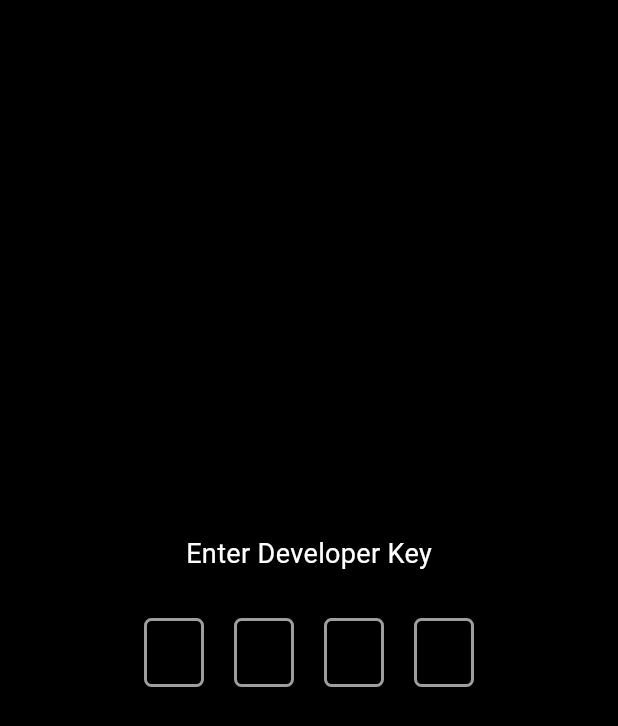
After one commit to fuad023/yipee_app, a Flutter app: the screen it shows after launch, after a tap on the "developer board" icon, on a phone screen of 412 x 824 dp. The commit adds this screen. Shown: the top 726 px of the screen. Run offline on Flutter 3.47's test engine with Material 3 defaults, Android fonts, the phone set to English and light mode, and no system bars; drawn by our look-alikes of pin_code_fields; our stand-ins replace cloud_firestore, firebase_auth, firebase_core, webview_flutter; accounts and stored records are empty.

Commit message:
Developer Mode added

```diff
--- a/lib/pages/auth/login_page.dart
+++ b/lib/pages/auth/login_page.dart
@@ -1,6 +1,7 @@
 import 'package:flutter/material.dart';
 import 'package:student_app/components/login_textField.dart';
 import 'package:student_app/pages/auth/login_authentication/auth_services.dart';
+import 'package:student_app/pages/login_pages/developer_handle.dart';
 import 'package:student_app/pages/login_pages/forgot_password.dart';
 
 class LoginPage extends StatelessWidget {
@@ -11,7 +12,7 @@ class LoginPage extends StatelessWidget {
   final Function()? onTap;
 
   void signUserIn(BuildContext context) async {
-    final authservice = AuthServices();
+    final authService = AuthServices();
 
     if (_emailController.text.isEmpty) {
       showDialog(
@@ -46,7 +47,7 @@ class LoginPage extends StatelessWidget {
     }
 
     try {
-      await authservice.signwithEmailandPassword(_emailController.text, _passwordController.text);
+      await authService.signInWithEmailAndPassword(_emailController.text, _passwordController.text);
     } catch (e) {
       showDialog(
           context: context, // ignore: use_build_context_synchronously
@@ -83,11 +84,35 @@ class LoginPage extends StatelessWidget {
                 alignment: const Alignment(0.0, 0.0),
               ),
             ),
-            Align(
-              alignment: const AlignmentDirectional(0.0, 0.0),
+            Column(
+              mainAxisAlignment: MainAxisAlignment.center,
+              children: [
+                Expanded(
+                  flex: 1,
+                  child: Row(
+                    mainAxisAlignment: MainAxisAlignment.end,
+                    children: [
+                      IconButton(
+                        onPressed: () {
+                          Navigator.push(
+                            context,
+                            MaterialPageRoute(
+                              builder: (context) => const DeveloperHandle()
+                            ),
+                          );
+                        },
+                        icon: const Icon(
+                          Icons.developer_board,
+                          color: Colors.white,
+                        ),
+                      )
+                    ],
+                  ),
+                ),
+                Expanded(
+                  flex: 4,
+                  child: SingleChildScrollView(
                     child: Column(
-                mainAxisSize: MainAxisSize.max,
-                mainAxisAlignment: MainAxisAlignment.center,
                       children: [
                         // Text
                        const Text(
@@ -247,6 +272,9 @@ class LoginPage extends StatelessWidget {
                       ],
                     ),
                   ),
+                ),
+              ],
+            ),
           ],
         ),
       ),
--- a/lib/pages/auth/register_page.dart
+++ b/lib/pages/auth/register_page.dart
@@ -61,13 +61,13 @@ class RegisterPage extends StatelessWidget {
 
     if(_confirmPasswordController.text == _passwordController.text) {
     try {
-      await authservices.signUpwithEmailandPassword(_emailController.text, _passwordController.text);
+      await authservices.signUpWithEmailAndPassword(_emailController.text, _passwordController.text);
     } catch (e) {
       showDialog(
           context: context, // ignore: use_build_context_synchronously
           builder: (context) => const AlertDialog(
             title: Text('Error'),
-            content: Text('Couldn\'t Signup'),
+            content: Text('Could not Signup'),
           )
       );
     }
--- a/lib/pages/auth/root/drawer_screen.dart
+++ b/lib/pages/auth/root/drawer_screen.dart
@@ -1,5 +1,6 @@
 import 'package:flutter/material.dart';
 import 'package:student_app/pages/auth/login_authentication/auth_services.dart';
+import 'package:student_app/pages/login_pages/developer_handle.dart';
 
 class DrawerScreen extends StatelessWidget {
 
@@ -59,6 +60,13 @@ class DrawerScreen extends StatelessWidget {
                 Navigator.pop(context);
               },
             ),
+            ListTile(
+              leading: const Icon(Icons.developer_board),
+              title: const Text('Developer Handle'),
+              onTap: () {
+                Navigator.push(context, MaterialPageRoute(builder: (context) => const DeveloperHandle()));
+              },
+            ),
             const Spacer(),
             Padding(
               padding: const EdgeInsets.only(bottom: 8.0),
--- /dev/null
+++ b/lib/pages/login_pages/developer_handle.dart
@@ -0,0 +1,108 @@
+import 'package:flutter/material.dart';
+import 'package:pin_code_fields/pin_code_fields.dart';
+import 'package:student_app/pages/login_pages/show_user_handle.dart';
+
+class DeveloperHandle extends StatefulWidget {
+  const DeveloperHandle({super.key});
+
+  @override
+  State<DeveloperHandle> createState() => _DeveloperHandleState();
+}
+
+class _DeveloperHandleState extends State<DeveloperHandle> {
+  String devCode = '1234';
+  String enteredPin = '';
+  bool isVerified = false;
+
+  @override
+  Widget build(BuildContext context) {
+    return GestureDetector(
+      onTap: () {
+        FocusScope.of(context).unfocus();
+        FocusManager.instance.primaryFocus?.unfocus();
+      },
+      child: Scaffold(
+        backgroundColor: Colors.black,
+        body: isVerified ? devFeature() : verifyDeveloper(),
+      ),
+    );
+  }
+
+  Widget devFeature() {
+    return Scaffold(
+      backgroundColor: Colors.black,
+      appBar: AppBar(
+        title: const Text(
+          'Developer Mode On',
+          style: TextStyle(
+            color: Colors.white70
+          ),
+        ),
+        centerTitle: true,
+        backgroundColor: Colors.black,
+        iconTheme: const IconThemeData(
+          color: Colors.white70
+        )
+      ),
+      body: const ShowUserHandle(),
+    );
+  }
+
+  Widget verifyDeveloper() {
+    return Center(
+      child: Column(
+        mainAxisAlignment: MainAxisAlignment.center,
+        children: [
+          const Text(
+            'Enter Developer Key',
+            style: TextStyle(
+              color: Colors.white,
+              fontSize: 18,
+            ),
+          ),
+          const SizedBox(height: 20),
+          PinCodeTextField(
+            mainAxisAlignment: MainAxisAlignment.center,
+            obscureText: true,
+            obscuringCharacter: '#',
+            appContext: context,
+            length: 4,
+            onChanged: (value) {
+              setState(() {
+                enteredPin = value;
+              });
+            },
+            onCompleted: (value) {
+              if (value == devCode) {
+                setState(() {
+                  isVerified = true;
+                });
+              } else {
+                ScaffoldMessenger.of(context).showSnackBar(
+                  const SnackBar(
+                    content: Text('Invalid PIN. Please try again.'),
+                    backgroundColor: Colors.red,
+                  ),
+                );
+              }
+            },
+            pinTheme: PinTheme(
+              shape: PinCodeFieldShape.box,
+              borderRadius: BorderRadius.circular(5),
+              fieldHeight: 50,
+              fieldWidth: 40, // Reduced width of each box
+              activeFillColor: Colors.white,
+              activeColor: Colors.blue,
+              inactiveColor: Colors.grey,
+              fieldOuterPadding: const EdgeInsets.all(10),
+            ),
+            keyboardType: TextInputType.number,
+            textStyle: const TextStyle(
+              color: Colors.white70
+            ),
+          ),
+        ],
+      ),
+    );
+  }
+}
--- a/pubspec.yaml
+++ b/pubspec.yaml
@@ -33,6 +33,7 @@ dependencies:
   firebase_auth: ^5.3.4
   firebase_core: ^3.9.0
   webview_flutter: ^4.10.0
+  pin_code_fields: ^8.0.1
 
 
 
```
Also changed, not shown: lib/pages/auth/login_authentication/auth_services.dart (+15 -6 lines), lib/pages/login_pages/show_user_handle.dart (added, +112 -0 lines), pubspec.lock. Lines whose indentation alone changed are shown as unchanged.
